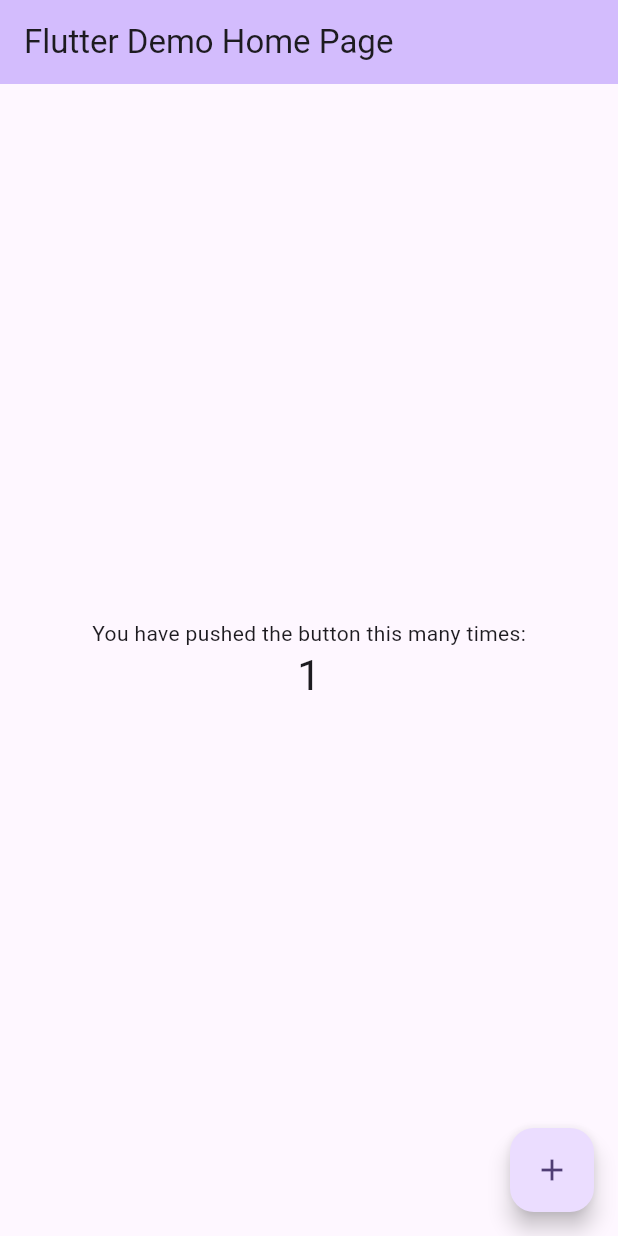
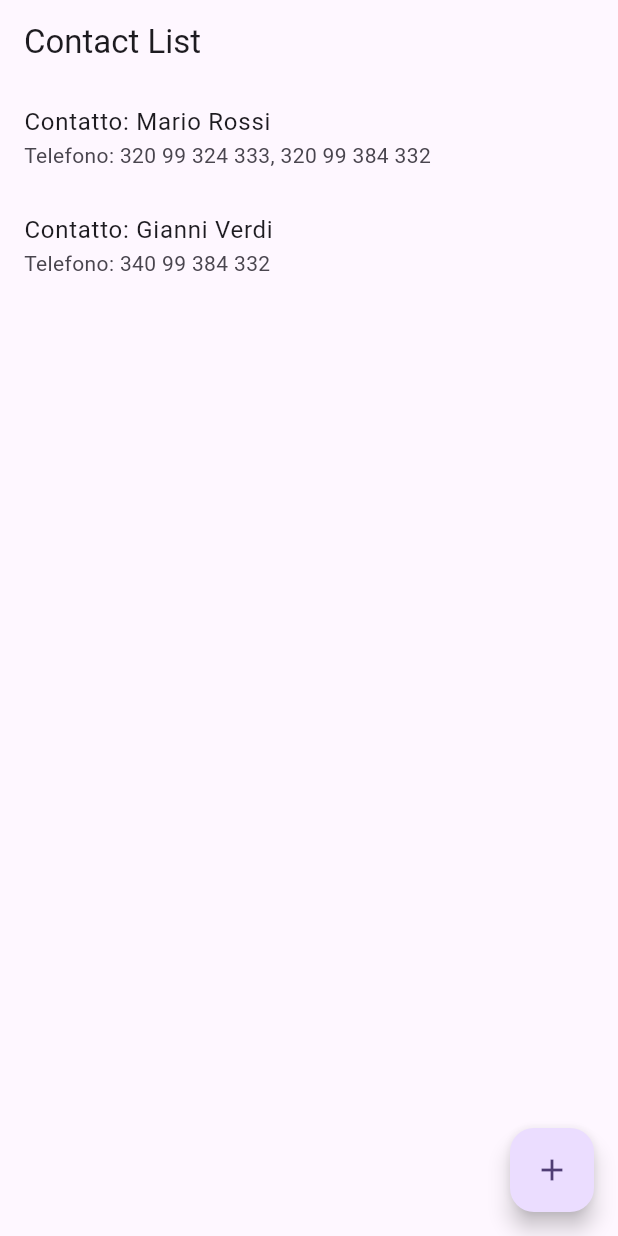
Before and after one commit to CammarataLudovico/flutter_void, a Flutter app: the screen it shows after launch, after a tap on the "add" icon, on a phone screen of 412 x 824 dp. Run offline on Flutter 3.47's test engine with Material 3 defaults, Android fonts, the phone set to English and light mode, and no system bars.

Commit message:
Add ContactListPage which shows contacts

```diff
--- a/lib/main.dart
+++ b/lib/main.dart
@@ -1,122 +1,57 @@
 import 'package:flutter/material.dart';
+import 'package:prova/Contact.dart';
 
 void main() {
   runApp(const MyApp());
 }
 
+void _addContact() {
+  // da fare
+}
+
 class MyApp extends StatelessWidget {
   const MyApp({super.key});
 
-  // This widget is the root of your application.
   @override
   Widget build(BuildContext context) {
     return MaterialApp(
-      title: 'Flutter Demo',
+      title: 'Contact List',
       theme: ThemeData(
-        // This is the theme of your application.
-        //
-        // TRY THIS: Try running your application with "flutter run". You'll see
-        // the application has a purple toolbar. Then, without quitting the app,
-        // try changing the seedColor in the colorScheme below to Colors.green
-        // and then invoke "hot reload" (save your changes or press the "hot
-        // reload" button in a Flutter-supported IDE, or press "r" if you used
-        // the command line to start the app).
-        //
-        // Notice that the counter didn't reset back to zero; the application
-        // state is not lost during the reload. To reset the state, use hot
-        // restart instead.
-        //
-        // This works for code too, not just values: Most code changes can be
-        // tested with just a hot reload.
         colorScheme: ColorScheme.fromSeed(seedColor: Colors.deepPurple),
       ),
-      home: const MyHomePage(title: 'Flutter Demo Home Page'),
+      home: ContactListPage(),
     );
   }
 }
 
-class MyHomePage extends StatefulWidget {
-  const MyHomePage({super.key, required this.title});
+class ContactListPage extends StatelessWidget {
+  ContactListPage({super.key});
 
-  // This widget is the home page of your application. It is stateful, meaning
-  // that it has a State object (defined below) that contains fields that affect
-  // how it looks.
-
-  // This class is the configuration for the state. It holds the values (in this
-  // case the title) provided by the parent (in this case the App widget) and
-  // used by the build method of the State. Fields in a Widget subclass are
-  // always marked "final".
-
-  final String title;
-
-  @override
-  State<MyHomePage> createState() => _MyHomePageState();
-}
-
-class _MyHomePageState extends State<MyHomePage> {
-  int _counter = 0;
-
-  void _incrementCounter() {
-    setState(() {
-      // This call to setState tells the Flutter framework that something has
-      // changed in this State, which causes it to rerun the build method below
-      // so that the display can reflect the updated values. If we changed
-      // _counter without calling setState(), then the build method would not be
-      // called again, and so nothing would appear to happen.
-      _counter++;
-    });
-  }
+  final List<Contact> contactsList = [
+    Contact(firstName: "Mario", lastName: "Rossi", phoneNumbersList: ["320 99 324 333", "320 99 384 332"]),
+    Contact(firstName: "Gianni", lastName: "Verdi", phoneNumbersList: ["340 99 384 332"]),
+  ];
 
   @override
   Widget build(BuildContext context) {
-    // This method is rerun every time setState is called, for instance as done
-    // by the _incrementCounter method above.
-    //
-    // The Flutter framework has been optimized to make rerunning build methods
-    // fast, so that you can just rebuild anything that needs updating rather
-    // than having to individually change instances of widgets.
+
     return Scaffold(
       appBar: AppBar(
-        // TRY THIS: Try changing the color here to a specific color (to
-        // Colors.amber, perhaps?) and trigger a hot reload to see the AppBar
-        // change color while the other colors stay the same.
-        backgroundColor: Theme.of(context).colorScheme.inversePrimary,
-        // Here we take the value from the MyHomePage object that was created by
-        // the App.build method, and use it to set our appbar title.
-        title: Text(widget.title),
+        title: const Text('Contact List'),
       ),
-      body: Center(
-        // Center is a layout widget. It takes a single child and positions it
-        // in the middle of the parent.
-        child: Column(
-          // Column is also a layout widget. It takes a list of children and
-          // arranges them vertically. By default, it sizes itself to fit its
-          // children horizontally, and tries to be as tall as its parent.
-          //
-          // Column has various properties to control how it sizes itself and
-          // how it positions its children. Here we use mainAxisAlignment to
-          // center the children vertically; the main axis here is the vertical
-          // axis because Columns are vertical (the cross axis would be
-          // horizontal).
-          //
-          // TRY THIS: Invoke "debug painting" (choose the "Toggle Debug Paint"
-          // action in the IDE, or press "p" in the console), to see the
-          // wireframe for each widget.
-          mainAxisAlignment: MainAxisAlignment.center,
-          children: <Widget>[
-            const Text('You have pushed the button this many times:'),
-            Text(
-              '$_counter',
-              style: Theme.of(context).textTheme.headlineMedium,
-            ),
-          ],
-        ),
+      body: ListView(
+        children: contactsList.map((contact) {
+          return ListTile(
+            title: Text('Contatto: ${contact.firstName} ${contact.lastName}'),
+            subtitle: Text('Telefono: ${contact.phoneNumbersList.join(', ')}'),
+          );
+        }).toList(),
       ),
       floatingActionButton: FloatingActionButton(
-        onPressed: _incrementCounter,
-        tooltip: 'Increment',
+        onPressed: _addContact,
+        tooltip: 'add contact',
         child: const Icon(Icons.add),
-      ), // This trailing comma makes auto-formatting nicer for build methods.
+      ),
     );
   }
 }
```
